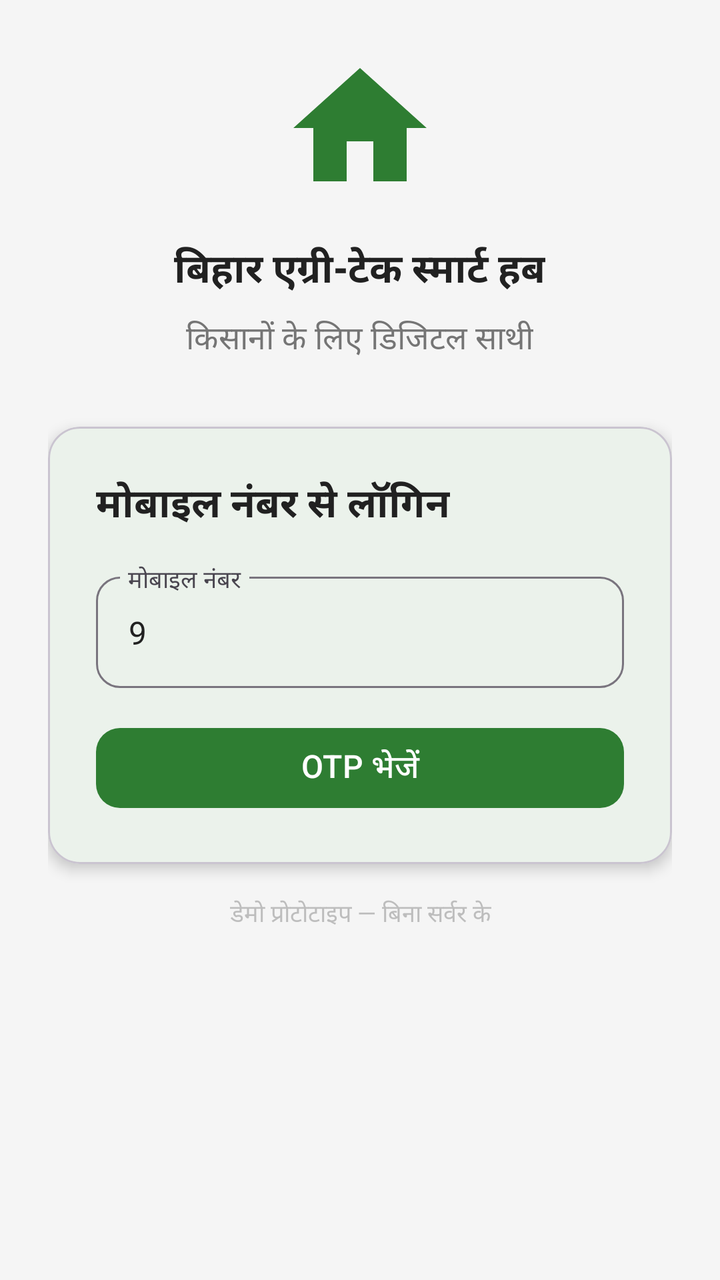
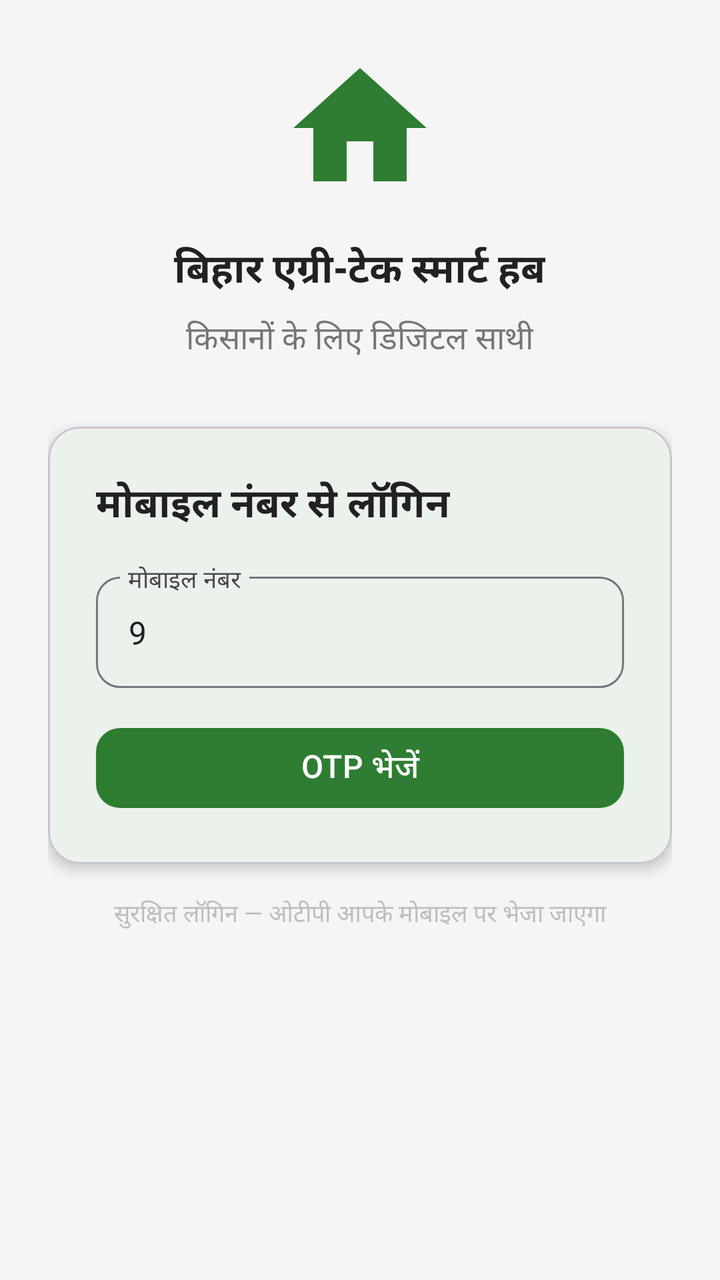

Compare the two renders of this Android layout. The source of the first and the diff that turns it into the second are given below.
<!-- AndroidManifest.xml: activity theme Theme.SmartHub.NoActionBar -->
<!-- res/layout/activity_login.xml -->
<?xml version="1.0" encoding="utf-8"?>
<ScrollView xmlns:android="http://schemas.android.com/apk/res/android"
    xmlns:app="http://schemas.android.com/apk/res-auto"
    android:layout_width="match_parent"
    android:layout_height="match_parent"
    android:background="@color/background">

    <LinearLayout
        android:layout_width="match_parent"
        android:layout_height="wrap_content"
        android:orientation="vertical"
        android:padding="24dp">

        
        <LinearLayout
            android:layout_width="match_parent"
            android:layout_height="wrap_content"
            android:layout_marginBottom="32dp"
            android:gravity="center"
            android:orientation="vertical">

            <ImageView
                android:layout_width="80dp"
                android:layout_height="80dp"
                android:layout_marginBottom="16dp"
                android:src="@drawable/ic_home"
                app:tint="@color/primary" />

            <TextView
                android:layout_width="wrap_content"
                android:layout_height="wrap_content"
                android:text="बिहार एग्री-टेक स्मार्ट हब"
                android:textColor="@color/text_primary"
                android:textSize="20sp"
                android:textStyle="bold" />

            <TextView
                android:layout_width="wrap_content"
                android:layout_height="wrap_content"
                android:layout_marginTop="8dp"
                android:text="किसानों के लिए डिजिटल साथी"
                android:textColor="@color/text_secondary"
                android:textSize="16sp" />

        </LinearLayout>

        
        <com.google.android.material.card.MaterialCardView
            android:layout_width="match_parent"
            android:layout_height="wrap_content"
            android:layout_marginBottom="16dp"
            app:cardCornerRadius="16dp"
            app:cardElevation="4dp">

            <LinearLayout
                android:layout_width="match_parent"
                android:layout_height="wrap_content"
                android:orientation="vertical"
                android:padding="24dp">

                <TextView
                    android:layout_width="wrap_content"
                    android:layout_height="wrap_content"
                    android:layout_marginBottom="16dp"
                    android:text="मोबाइल नंबर से लॉगिन"
                    android:textColor="@color/text_primary"
                    android:textSize="20sp"
                    android:textStyle="bold" />

                <com.google.android.material.textfield.TextInputLayout
                    android:layout_width="match_parent"
                    android:layout_height="wrap_content"
                    android:layout_marginBottom="16dp"
                    android:hint="मोबाइल नंबर"
                    app:boxCornerRadiusBottomEnd="12dp"
                    app:boxCornerRadiusBottomStart="12dp"
                    app:boxCornerRadiusTopEnd="12dp"
                    app:boxCornerRadiusTopStart="12dp"
                    app:hintTextColor="@color/primary">

                    <com.google.android.material.textfield.TextInputEditText
                        android:id="@+id/et_mobile"
                        android:layout_width="match_parent"
                        android:layout_height="wrap_content"
                        android:inputType="phone"
                        android:maxLength="10"
                        android:text="9" />

                </com.google.android.material.textfield.TextInputLayout>

                <com.google.android.material.button.MaterialButton
                    android:id="@+id/btn_send_otp"
                    android:layout_width="match_parent"
                    android:layout_height="wrap_content"
                    android:text="OTP भेजें"
                    android:textSize="16sp"
                    app:cornerRadius="12dp" />

            </LinearLayout>

        </com.google.android.material.card.MaterialCardView>

        
        <com.google.android.material.card.MaterialCardView
            android:id="@+id/otp_layout"
            android:layout_width="match_parent"
            android:layout_height="wrap_content"
            android:layout_marginBottom="16dp"
            android:visibility="gone"
            app:cardCornerRadius="16dp"
            app:cardElevation="4dp">

            <LinearLayout
                android:layout_width="match_parent"
                android:layout_height="wrap_content"
                android:orientation="vertical"
                android:padding="24dp">

                <TextView
                    android:id="@+id/tv_mobile_display"
                    android:layout_width="wrap_content"
                    android:layout_height="wrap_content"
                    android:layout_marginBottom="16dp"
                    android:text="OTP भेजा गया: +91 9XXXXXXXXX"
                    android:textColor="@color/text_secondary"
                    android:textSize="14sp" />

                <com.google.android.material.textfield.TextInputLayout
                    android:layout_width="match_parent"
                    android:layout_height="wrap_content"
                    android:layout_marginBottom="16dp"
                    android:hint="OTP दर्ज करें"
                    app:boxCornerRadiusBottomEnd="12dp"
                    app:boxCornerRadiusBottomStart="12dp"
                    app:boxCornerRadiusTopEnd="12dp"
                    app:boxCornerRadiusTopStart="12dp"
                    app:hintTextColor="@color/primary">

                    <com.google.android.material.textfield.TextInputEditText
                        android:id="@+id/et_otp"
                        android:layout_width="match_parent"
                        android:layout_height="wrap_content"
                        android:hint="6 अंकों का कोड"
                        android:inputType="number"
                        android:maxLength="6" />

                </com.google.android.material.textfield.TextInputLayout>

                <com.google.android.material.button.MaterialButton
                    android:id="@+id/btn_verify_otp"
                    android:layout_width="match_parent"
                    android:layout_height="wrap_content"
                    android:text="सत्यापित करें"
                    android:textSize="16sp"
                    app:cornerRadius="12dp" />

            </LinearLayout>

        </com.google.android.material.card.MaterialCardView>

        
        <TextView
            android:layout_width="match_parent"
            android:layout_height="wrap_content"
            android:gravity="center"
            android:text="डेमो प्रोटोटाइप — बिना सर्वर के"
            android:textColor="@color/text_hint"
            android:textSize="12sp" />

    </LinearLayout>

</ScrollView>
<!-- resources referenced by this layout -->
<resources>
  <color name="background">#F5F5F5</color>
  <color name="primary">#2E7D32</color>
  <color name="text_hint">#BDBDBD</color>
  <color name="text_primary">#212121</color>
  <color name="text_secondary">#757575</color>
  <!-- drawable ic_home (drawable) -->
  <vector xmlns:android="http://schemas.android.com/apk/res/android"
      android:width="24dp"
      android:height="24dp"
      android:viewportWidth="24"
      android:viewportHeight="24"
      android:tint="?attr/colorOnSurface">
      <path
          android:fillColor="@android:color/white"
          android:pathData="M10,20v-6h4v6h5v-8h3L12,3 2,12h3v8z" />
  </vector>
  <style name="Theme.SmartHub.NoActionBar" parent="Theme.Material3.DayNight.NoActionBar">
          <item name="colorPrimary">@color/primary</item>
          <item name="colorPrimaryVariant">@color/primary_dark</item>
          <item name="colorOnPrimary">@color/white</item>
          <item name="colorSecondary">@color/accent</item>
          <item name="colorSecondaryVariant">@color/secondary_dark</item>
          <item name="colorOnSecondary">@color/white</item>
          <item name="android:statusBarColor">@color/primary</item>
          <item name="android:windowLightStatusBar">false</item>
          <item name="android:colorBackground">@color/background</item>
          <item name="colorSurface">@color/surface</item>
          <item name="colorOnSurface">@color/text_primary</item>
          <item name="android:textColorPrimary">@color/text_primary</item>
          <item name="android:textColorSecondary">@color/text_secondary</item>
          <item name="android:textColorHint">@color/text_hint</item>
      </style>
  <color name="primary_dark">#1B5E20</color>
  <color name="white">#FFFFFFFF</color>
  <color name="accent">#4CAF50</color>
  <color name="secondary_dark">#F57C00</color>
  <color name="surface">#FFFFFF</color>
</resources>

<!-- the commit's change to res/layout/activity_login.xml (unified diff, before → after) -->
@@ -163,7 +163,7 @@
             android:layout_width="match_parent"
             android:layout_height="wrap_content"
             android:gravity="center"
-            android:text="डेमो प्रोटोटाइप — बिना सर्वर के"
+            android:text="सुरक्षित लॉगिन — ओटीपी आपके मोबाइल पर भेजा जाएगा"
             android:textColor="@color/text_hint"
             android:textSize="12sp" />
 
